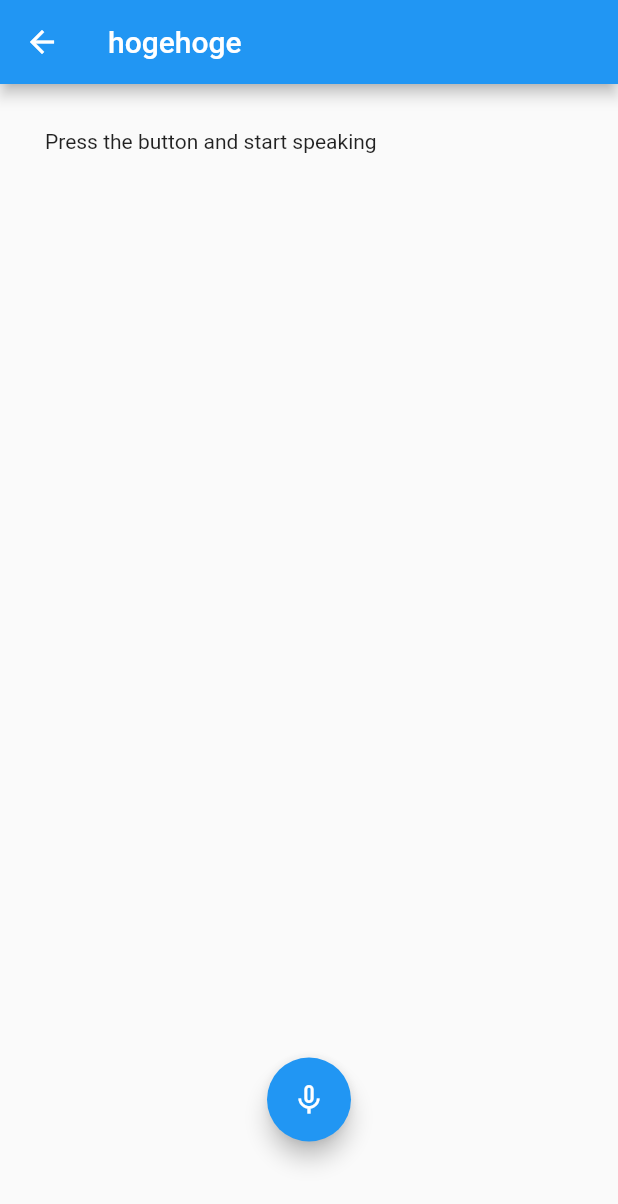
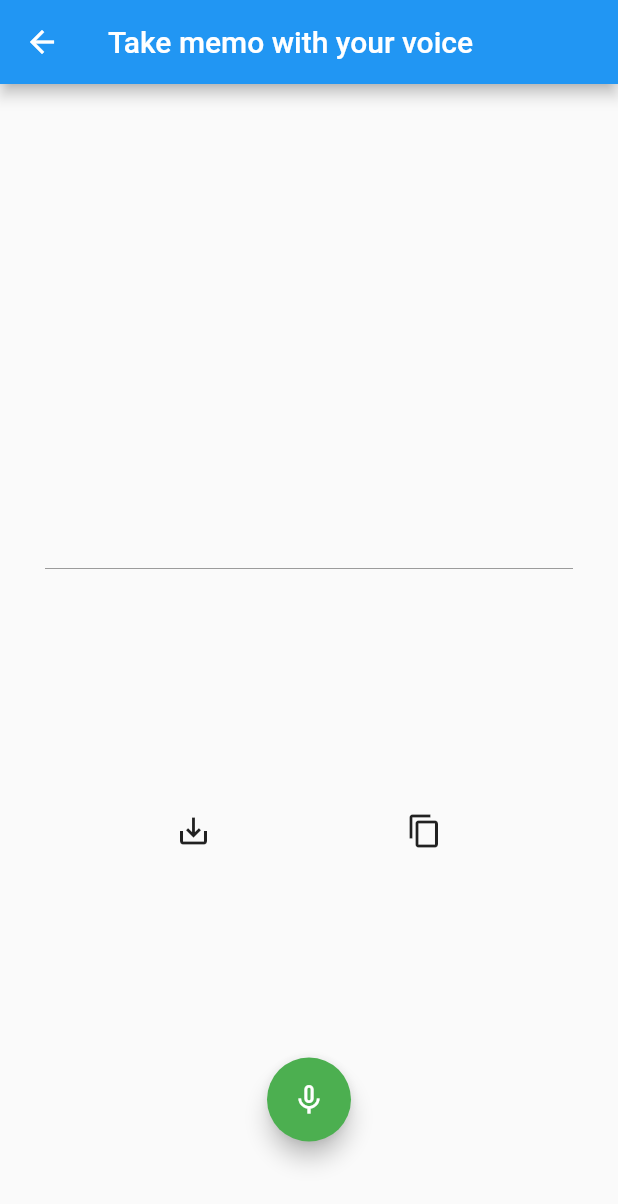
Before and after one commit to Keiji-morita/i-Listner-forfebularyHackathon, a Flutter app: the voiceTexter screen opened directly, on a phone screen of 412 x 824 dp. Shown: the top 1204 px of the screen. Run offline on Flutter 3.47's test engine with Material 2 defaults, Android fonts, the phone set to English and light mode, and no system bars; drawn by our look-alikes of avatar_glow; our stand-ins replace permission_handler, speech_to_text; missing offline and left inert: clipboard.

```diff
--- a/lib/memoArea.dart
+++ b/lib/memoArea.dart
@@ -64,7 +64,7 @@ class _memoAreaState extends State<memoArea> {
           }
         },
         backgroundColor: Colors.green,
-        child: const Icon(Icons.settings_voice),
+        child: const Icon(Icons.mic),
       )
     );
   }
--- a/lib/voiceTexter.dart
+++ b/lib/voiceTexter.dart
@@ -1,6 +1,7 @@
 import 'package:avatar_glow/avatar_glow.dart';
 import 'package:flutter/material.dart';
 import 'package:speech_to_text/speech_to_text.dart' as stt;
+import 'package:clipboard/clipboard.dart';
 
 
 
@@ -14,18 +15,34 @@ class _voiceTexterState extends State<voiceTexter> {
   bool _isListening = false;
   String _text = 'Press the button and start speaking';
   String _localeId = '';
+  TextEditingController controller = TextEditingController();
+  bool isKeepButtonActive = true;
 
   @override
   void initState() {
     super.initState();
+    controller = TextEditingController();
+    controller.addListener(() {
+      final isKeepButtonActive = controller.text.isNotEmpty;
+
+      setState(() => this.isKeepButtonActive = isKeepButtonActive);
+    });
+
     _speech = stt.SpeechToText();
+  }
+
+  @override
+  void dispose() {
+    controller.dispose();
+
+    super.dispose();
   }
 
   @override
   Widget build(BuildContext context) {
     return Scaffold(
       appBar: AppBar(
-        title: Text('hogehoge'),
+        title: Text('Take memo with your voice'),
       ),
       floatingActionButtonLocation: FloatingActionButtonLocation.centerFloat,
       floatingActionButton: AvatarGlow(
@@ -37,15 +54,53 @@ class _voiceTexterState extends State<voiceTexter> {
         repeat: true,
         child: FloatingActionButton(
           onPressed: _listen,
+          backgroundColor: Colors.green,
           child: Icon(_isListening ? Icons.mic : Icons.mic_none),
         ),
       ),
-      body: SingleChildScrollView(
-        reverse: true,
-        child: Container(
+      body: Column(
+          mainAxisAlignment: MainAxisAlignment.center,
+          children: <Widget>[
+        Container(
           padding: const EdgeInsets.fromLTRB(30.0, 30.0, 30.0, 150.0),
-          child: Text(_text),
-        ),
+          child: TextField( enabled: false,controller: controller)
+         ),
+
+            Row(
+           mainAxisAlignment: MainAxisAlignment.spaceEvenly,
+           children: [
+              SizedBox(
+               height: 50,
+               width: 50,
+               child: IconButton(
+                icon: const Icon(Icons.save_alt),
+                onPressed: () {
+                  Navigator.of(context).pop(controller.text);
+                  print(controller.text);
+                  },
+              ),
+          ),
+
+             SizedBox(
+               height: 50,
+               width: 50,
+               child: IconButton(
+                 icon: const Icon(Icons.content_copy),
+                 onPressed: () async {
+                   await FlutterClipboard.copy(controller.text);
+
+                   final snackBar = SnackBar(
+                     content: const Text('✓   Copied to Clipboard'),
+                   );
+                   ScaffoldMessenger.of(context).showSnackBar(snackBar);
+                 },
+               ),
+             ),
+
+
+           ], ),
+
+    ]
       ),
     );
   }
@@ -63,6 +118,7 @@ class _voiceTexterState extends State<voiceTexter> {
         _speech.listen(
             onResult: (val) => setState(() {
               _text = val.recognizedWords;
+              controller.text = val.recognizedWords;
             }),
             localeId: _localeId);
       }
@@ -73,24 +129,14 @@ class _voiceTexterState extends State<voiceTexter> {
   }
 }
 
-// SizedBox(
-// height: 60,
-// width: 60,
-// child: ElevatedButton(
-// child: const Icon(Icons.save_alt),
-// style: ElevatedButton.styleFrom(
-// primary: Colors.yellow,
-// onPrimary: Colors.white,
-// shape: const CircleBorder(
-// side: BorderSide(
-// color: Colors.yellow,
-// width: 1,
-// style: BorderStyle.solid,
-// ),
-// ),
-// ),
-// onPressed: () {
-// Navigator.of(context).pop(lastWords);
-// },
-// ),
-// ),
+
+//入力値が何もない時保存ボタンを無効にする
+//アプリをもう一度立ち上げた時でもメモのデータが消えないようにする
+//disableを使ってメモの削除とコピーを選択できるようにする
+//アプリのアイコンをデザインする
+
+
+//     {
+// Navigator.of(context).pop(controller.text);
+// print(controller.text);
+// }
```
